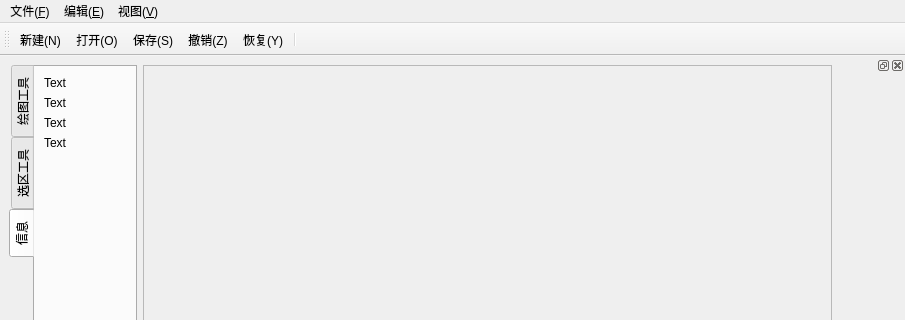
Before: the Qt Designer form mainwindow.ui in moranhei/app_imgprocess, drawn with Qt 5; both pictures show x 0 to 905 and y 0 to 320 of the 905 by 657 pixel window.
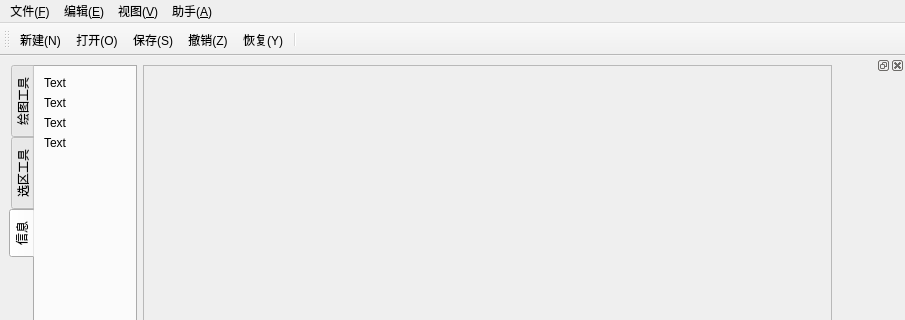
After: the same form once the commit is applied. The open tabs and pages were chosen to show the change. Icons and pictures are not drawn.

Commit message: 阈值分割助手显示OpenCV分割结果

Diff of the .ui file:
```diff
--- a/mainwindow.ui
+++ b/mainwindow.ui
@@ -244,7 +244,7 @@
      <x>0</x>
      <y>0</y>
      <width>905</width>
-     <height>26</height>
+     <height>22</height>
     </rect>
    </property>
    <widget class="QMenu" name="menuFile">
@@ -286,9 +286,18 @@
     <addaction name="actionFlipLeftRight"/>
     <addaction name="actionFlipUpDown"/>
    </widget>
+   <widget class="QMenu" name="menu">
+    <property name="title">
+     <string>助手(&amp;A)</string>
+    </property>
+    <addaction name="segmentAssistant"/>
+    <addaction name="matchingAssistant"/>
+    <addaction name="measureAssistant"/>
+   </widget>
    <addaction name="menuFile"/>
    <addaction name="menuEdit"/>
    <addaction name="menuView"/>
+   <addaction name="menu"/>
   </widget>
   <widget class="QStatusBar" name="statusbar"/>
   <widget class="QToolBar" name="toolBar">
```
Left out of the diff: 21 changed lines with no effect on the pictures. The commit also changes 24 other files.
